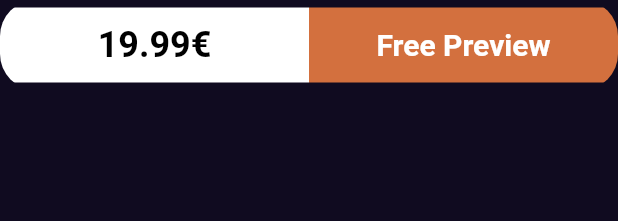
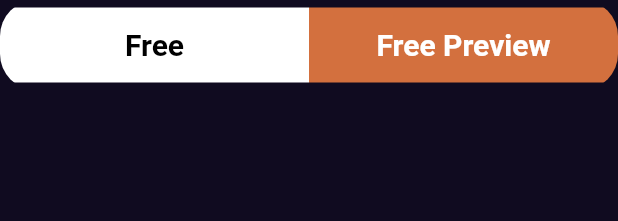
Before and after one commit to MahmoudDahy11/bookly-app, a Flutter app: the BooksBottonAction widget shown alone on an empty page, opened directly, on a phone screen of 412 x 824 dp. Shown: the top 221 px of the screen. Run offline on Flutter 3.47's test engine with Material 3 defaults, Android fonts, the phone set to English and light mode, and no system bars; our stand-ins replace bloc, cached_network_image, dartz, dio, flutter_bloc, font_awesome_flutter and 2 more; missing offline and left inert: fast_cached_network_image; network calls fail.

Commit message:
handle text

```diff
--- a/lib/Futures/home/presentation/views/widget/books_botton_action.dart
+++ b/lib/Futures/home/presentation/views/widget/books_botton_action.dart
@@ -23,10 +23,10 @@ class BooksBottonAction extends StatelessWidget {
                     shape: const RoundedRectangleBorder(),
                     textStyle: const TextStyle(
                       fontWeight: FontWeight.bold,
-                      fontSize: 24,
+                      fontSize: 20,
                     ),
                   ),
-                  child: const Text('19.99€'),
+                  child: const Text('Free'),
                 ),
               ),
             ),
--- a/lib/Futures/search/presentation/views/widgets/best_seller_list_view_search.dart
+++ b/lib/Futures/search/presentation/views/widgets/best_seller_list_view_search.dart
@@ -1,4 +1,3 @@
-import 'package:bookly_app/Futures/home/data/models/book_model/book_model.dart';
 import 'package:bookly_app/Futures/home/presentation/views/widget/best_seller_card.dart';
 import 'package:bookly_app/Futures/search/presentation/manger/search_cubit/serch_cubit.dart';
 import 'package:bookly_app/core/widget/custom_error_message.dart';
```
